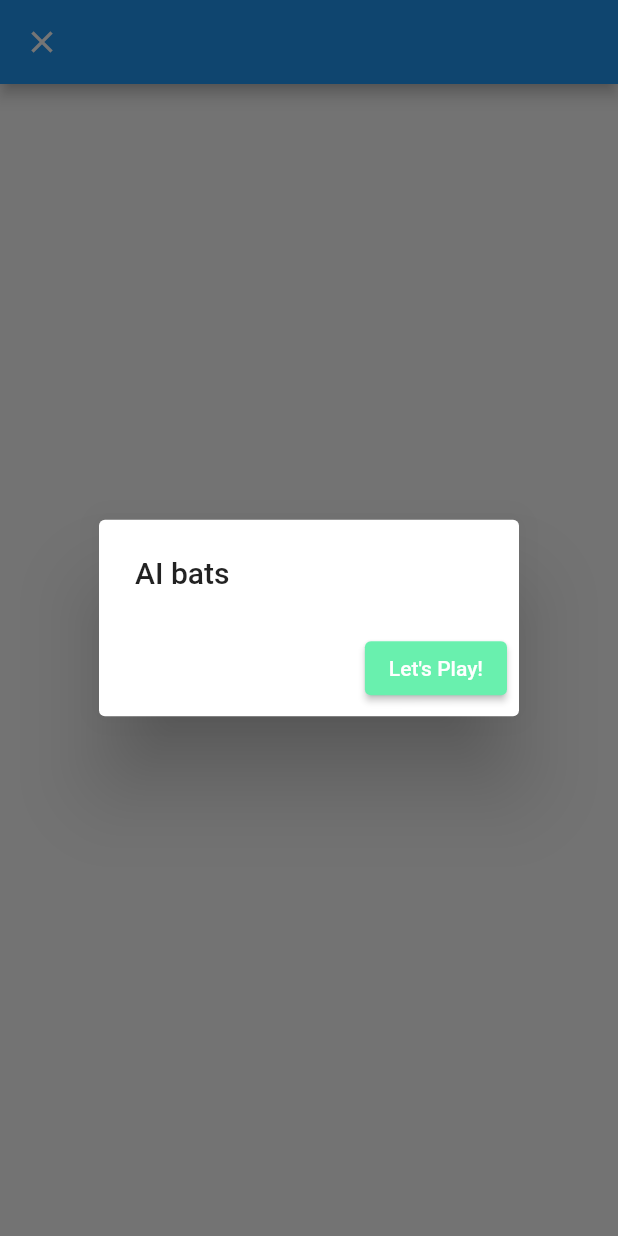
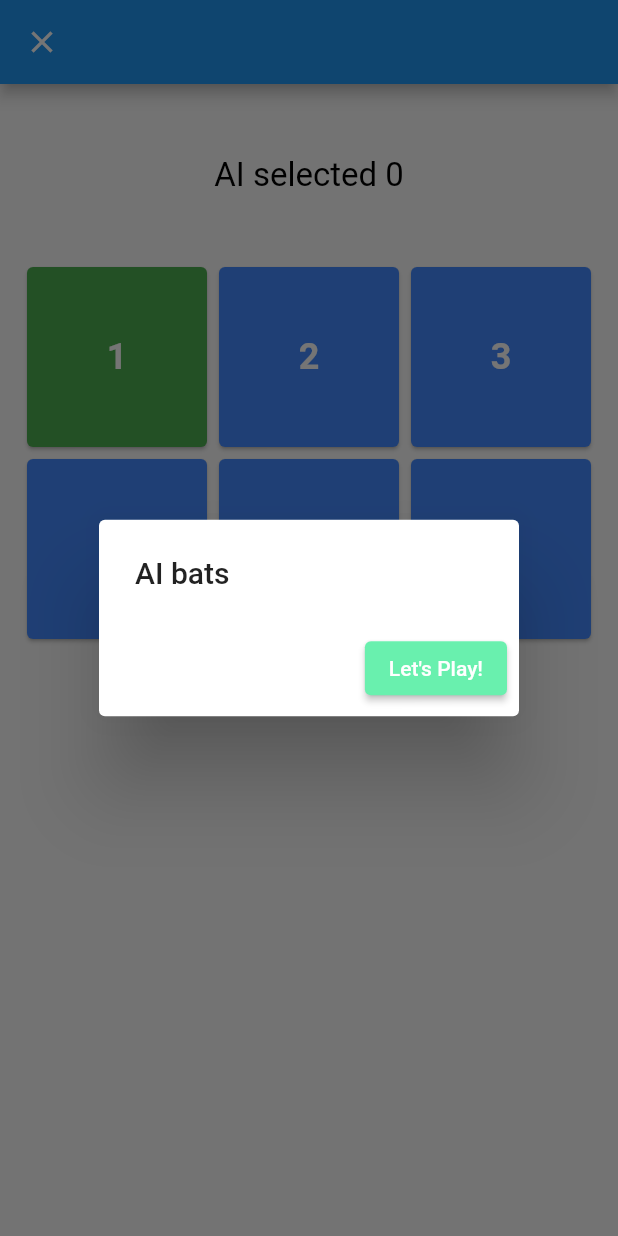
Before and after one commit to arpitgandhi9/hand_cricket_flutter, a Flutter app: the GameScreen screen opened directly, after a tap on "Next", on a phone screen of 412 x 824 dp. Run offline on Flutter 3.47's test engine with Material 2 defaults, Android fonts, the phone set to English and light mode, and no system bars; our stand-ins replace bloc, flutter_bloc, hive; accounts and stored records are empty.

Commit message:
Player information models to manipulate score

```diff
--- a/lib/game/bloc/game_bloc.dart
+++ b/lib/game/bloc/game_bloc.dart
@@ -11,7 +11,12 @@ part 'game_event.dart';
 part 'game_state.dart';
 
 class GameBloc extends Bloc<GameEvent, GameState> {
+  // Change this to play with more than 2 players
+  final int TOTAL_WICKETS = 2;
+
   late GameInformation _information;
+
+  bool _isPlayerBatting = false;
 
   GameBloc() : super(GameInitial()) {
     on<GameEvent>((event, emit) {
@@ -29,11 +34,13 @@ class GameBloc extends Bloc<GameEvent, GameState> {
                 ? CoinSide.tail
                 : CoinSide.head;
         _information.tossWon = _determinedSide == event.coinSide;
+        _isPlayerBatting = _information.tossWon;
+
         showDialog(
           context: event.context,
           builder: (context) {
             return AlertDialog(
-              title: Text(_information.tossWon ? "You Won!" : "AI bats"),
+              title: Text(_information.tossWon ? "You Bat! 🎉" : "AI bats"),
               actions: [
                 ElevatedButton(
                   onPressed: () => Navigator.pop(context),
@@ -48,7 +55,12 @@ class GameBloc extends Bloc<GameEvent, GameState> {
             );
           },
         );
-        emit(GamePlayStartState());
+        emit(const GamePlayStartState());
+      }
+
+      // TODO: compute the CPU and player score
+      if (event is GameNumberSelectionEvent) {
+        print(event.selectedNumber);
       }
     });
   }
--- a/lib/game/bloc/game_event.dart
+++ b/lib/game/bloc/game_event.dart
@@ -14,3 +14,13 @@ class GameTossResultEvent extends GameEvent {
     required this.selectedNumber,
   });
 }
+
+class GameNumberSelectionEvent extends GameEvent {
+  final BuildContext context;
+  final int selectedNumber;
+
+  GameNumberSelectionEvent(
+    this.context, {
+    required this.selectedNumber,
+  });
+}
--- a/lib/game/bloc/game_state.dart
+++ b/lib/game/bloc/game_state.dart
@@ -1,8 +1,36 @@
 part of 'game_bloc.dart';
 
 @immutable
-abstract class GameState {}
+abstract class GameState {
+  final String openingTeamTitle;
+  final String followTeamTitle;
+  final String popupMessage;
+  final int aiSelection;
 
-class GameInitial extends GameState {}
+  const GameState({
+    required this.openingTeamTitle,
+    required this.followTeamTitle,
+    required this.popupMessage,
+    required this.aiSelection,
+  });
+}
 
-class GamePlayStartState extends GameState {}
+class GameInitial extends GameState {
+  const GameInitial()
+      : super(
+          aiSelection: 0,
+          followTeamTitle: "",
+          openingTeamTitle: "",
+          popupMessage: "",
+        );
+}
+
+class GamePlayStartState extends GameState {
+  const GamePlayStartState()
+      : super(
+          aiSelection: 0,
+          followTeamTitle: "",
+          openingTeamTitle: "",
+          popupMessage: "",
+        );
+}
--- a/lib/game/game.dart
+++ b/lib/game/game.dart
@@ -1,3 +1,4 @@
 export 'game_screen.dart';
 export 'bloc/game_bloc.dart';
 export 'models/game_information_model.dart';
+export 'models/player_information_model.dart';
--- a/lib/game/game_screen.dart
+++ b/lib/game/game_screen.dart
@@ -1,5 +1,6 @@
 import 'package:flutter/material.dart';
 import 'package:flutter_bloc/flutter_bloc.dart';
+import 'package:hand_cricket/core/core.dart';
 
 import '../landing/landing.dart';
 import '../toss/toss.dart';
@@ -64,17 +65,51 @@ class _GameScreen extends State<GameScreen> {
           padding: const EdgeInsets.all(10),
           child: BlocBuilder<GameBloc, GameState>(
             builder: (context, state) {
-              if (state is GamePlayStartState) {
-                return Container();
+              if (state is GameInitial) {
+                return BlocProvider(
+                  create: (context) => TossBloc(),
+                  child: const TossScreen(),
+                );
               }
-              return BlocProvider(
-                create: (context) => TossBloc(),
-                child: const TossScreen(),
-              );
+              return _gamePlay(context, state);
             },
           ),
         ),
       ),
     );
   }
+
+  Widget _gamePlay(BuildContext context, GameState state) {
+    return Column(
+      children: [
+        Text(
+          state.openingTeamTitle,
+          style: const TextStyle(
+            color: Colors.black,
+            fontSize: 16,
+          ),
+        ),
+        Text(
+          state.followTeamTitle,
+          style: const TextStyle(
+            color: Colors.black,
+            fontSize: 16,
+          ),
+        ),
+        Text(
+          "AI selected ${state.aiSelection}",
+          style: const TextStyle(
+            color: Colors.black,
+            fontSize: 22,
+          ),
+        ),
+        const SizedBox(height: 40),
+        RunSelectionGrid(onSelection: (number) {
+          BlocProvider.of<GameBloc>(context).add(
+            GameNumberSelectionEvent(context, selectedNumber: number),
+          );
+        }),
+      ],
+    );
+  }
 }
--- a/lib/game/models/game_information_model.dart
+++ b/lib/game/models/game_information_model.dart
@@ -1,7 +1,14 @@
+import '../game.dart';
 import 'package:hive/hive.dart';
 
 @HiveType(typeId: 0)
 class GameInformation extends HiveObject {
   @HiveField(0)
   late bool tossWon;
+
+  @HiveField(1)
+  List<PlayerInformation> userPlayers = [];
+
+  @HiveField(2)
+  List<PlayerInformation> aiPlayers = [];
 }
--- /dev/null
+++ b/lib/game/models/player_information_model.dart
@@ -0,0 +1,13 @@
+import 'package:hive/hive.dart';
+
+@HiveType(typeId: 1)
+class PlayerInformation extends HiveObject {
+  @HiveField(0)
+  late int runs;
+
+  @HiveField(1)
+  late int balls;
+
+  @HiveField(3)
+  bool isPlaying = true;
+}
```
